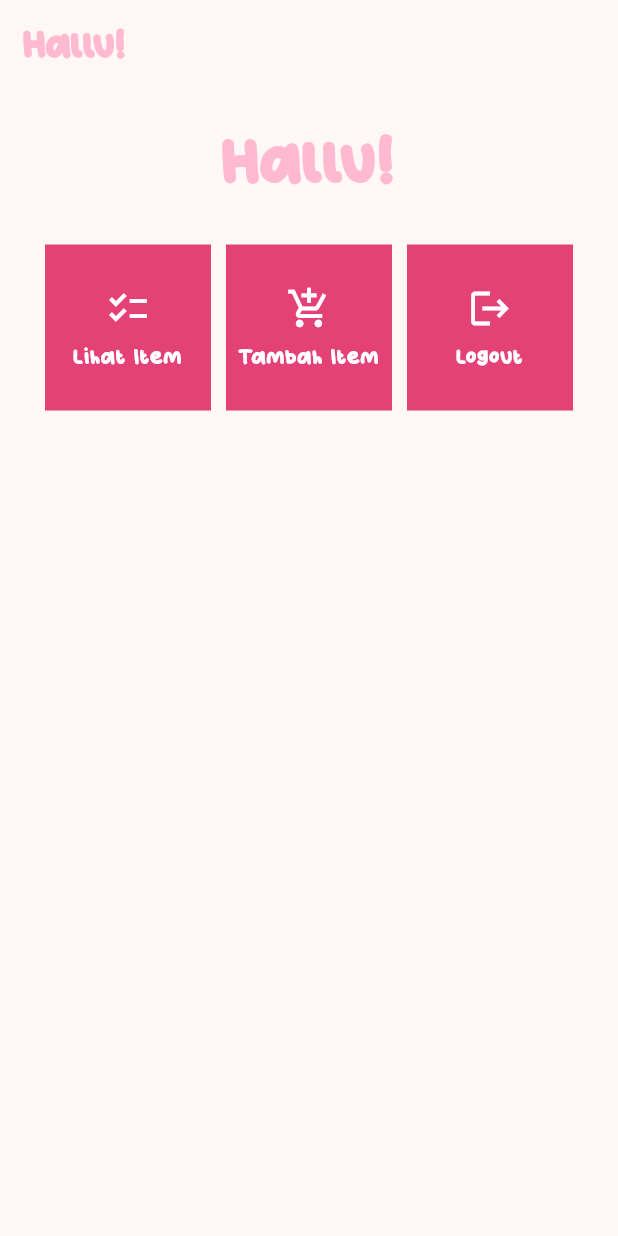
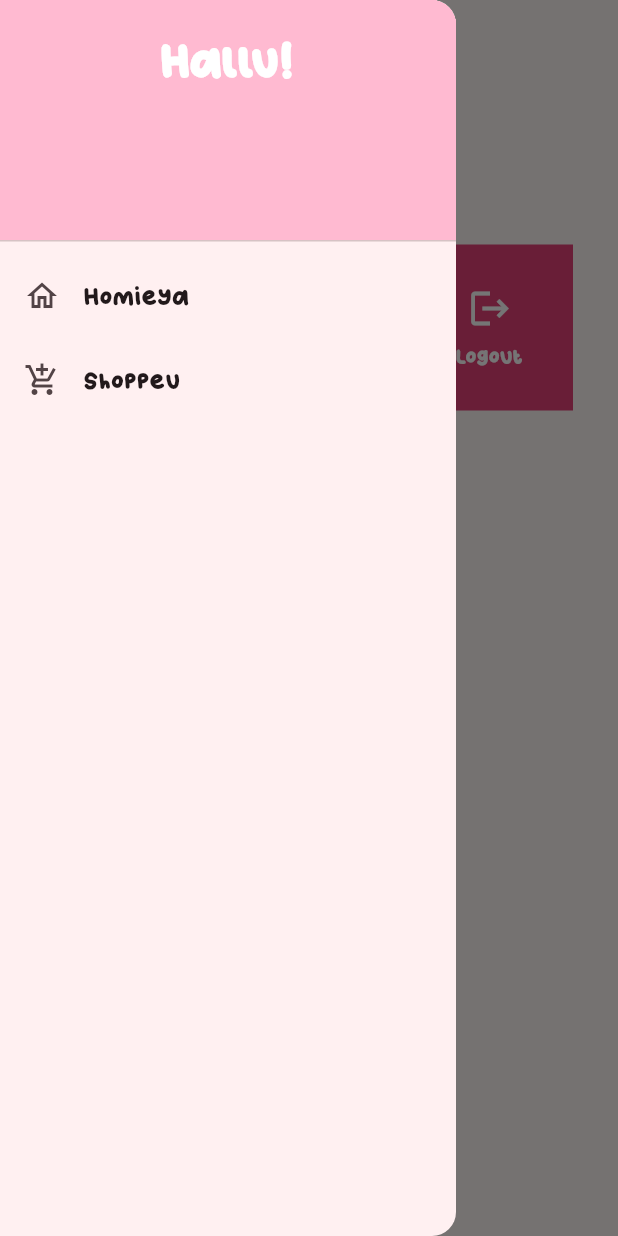
Before and after one commit to jeanxwang/hallu, a Flutter app: the screen it shows after launch, with the side drawer open (before the commit the screen has no drawer), on a phone screen of 412 x 824 dp. Run offline on Flutter 3.47's test engine with Material 2 defaults, Android fonts, the phone set to English and light mode, and no system bars.

Commit message:
Finish Tugas 8

```diff
--- a/lib/main.dart
+++ b/lib/main.dart
@@ -1,5 +1,5 @@
 import 'package:flutter/material.dart';
-import 'package:hallu/menu.dart';
+import 'package:hallu/screens/menu.dart';
 
 void main() {
   runApp(const MyApp());
--- a/lib/menu.dart
+++ b/lib/screens/menu.dart
@@ -1,4 +1,6 @@
 import 'package:flutter/material.dart';
+import 'package:hallu/widgets/left_drawer.dart';
+import 'package:hallu/widgets/shop_card.dart';
 
 class Item {
   final String name;
@@ -11,8 +13,8 @@ class MyHomePage extends StatelessWidget {
   MyHomePage({Key? key}) : super(key: key);
 
   final List<Item> items = [
-    Item("Lihat Item", Icons.checklist),
-    Item("Tambah Item", Icons.add_shopping_cart),
+    Item("Peek-a-boo", Icons.checklist),
+    Item("Add Item", Icons.add_shopping_cart),
     Item("Logout", Icons.logout),
   ];
 
@@ -45,6 +47,7 @@ class MyHomePage extends StatelessWidget {
           ),
         ),
       ),
+      drawer: const LeftDrawer(),
       body: SingleChildScrollView(
         // Widget wrapper yang dapat discroll
         child: Padding(
@@ -87,53 +90,3 @@ class MyHomePage extends StatelessWidget {
     );
   }
 }
-
-class ShopCard extends StatelessWidget {
-  final Item item;
-
-  const ShopCard(this.item, {super.key}); // Constructor
-
-  @override
-  Widget build(BuildContext context) {
-    return Material(
-      color: Color.fromARGB(255, 228, 65, 119),
-      child: InkWell(
-        // Area responsive terhadap sentuhan
-        onTap: () {
-          // Memunculkan SnackBar ketika diklik
-          ScaffoldMessenger.of(context)
-            ..hideCurrentSnackBar()
-            ..showSnackBar(SnackBar(
-                content: Text("Kamu telah menekan tombol ${item.name}!",
-                style: const TextStyle(
-                  fontFamily: 'Cushion'
-                ),)));
-        },
-        child: Container(
-          // Container untuk menyimpan Icon dan Text
-          padding: const EdgeInsets.all(8),
-          child: Center(
-            child: Column(
-              mainAxisAlignment: MainAxisAlignment.center,
-              children: [
-                Icon(
-                  item.icon,
-                  color: Colors.white,
-                  size: 30.0,
-                ),
-                const Padding(padding: EdgeInsets.all(3)),
-                Text(
-                  item.name,
-                  textAlign: TextAlign.center,
-                  style: const TextStyle(
-                    color: Colors.white,
-                    fontFamily: 'Kitto'),
-                ),
-              ],
-            ),
-          ),
-        ),
-      ),
-    );
-  }
-}
--- /dev/null
+++ b/lib/widgets/left_drawer.dart
@@ -0,0 +1,74 @@
+import 'package:flutter/material.dart';
+import 'package:hallu/screens/menu.dart';
+import 'package:hallu/screens/shoplist_form.dart';
+
+class LeftDrawer extends StatelessWidget {
+  const LeftDrawer({super.key});
+
+  @override
+  Widget build(BuildContext context) {
+    return Drawer(
+      child: ListView(
+        children: [
+          const DrawerHeader(
+            decoration: BoxDecoration(
+              color: Color.fromARGB(255, 255, 186, 209),
+            ),
+            child: Column(
+              children: [
+                Text(
+                  'Hallu!',
+                  textAlign: TextAlign.center,
+                  style: TextStyle(
+                    fontSize: 30,
+                    fontWeight: FontWeight.bold,
+                    fontFamily: 'Kitto',
+                    color: Colors.white,
+                  ),
+                ),
+              ],
+            ),
+          ),
+          ListTile(
+            leading: const Icon(Icons.home_outlined),
+            title: const Text(
+              'Homieya',
+              style: TextStyle(
+                  fontFamily: 'Kitto'
+              ),
+            ),
+
+            // Bagian redirection ke MyHomePage
+            onTap: () {
+              Navigator.pushReplacement(
+                context,
+                MaterialPageRoute(
+                  builder: (context) => MyHomePage(),
+                )
+              );
+            },
+          ),
+          ListTile(
+            leading: const Icon(Icons.add_shopping_cart),
+            title: const Text(
+              'Shoppeu',
+              style: TextStyle(
+                fontFamily: 'Kitto'
+              ),
+            ),
+
+            // Bagian redirection ke ShopFormPage
+            onTap: () {
+              Navigator.pushReplacement(
+                context,
+                MaterialPageRoute(
+                  builder: (context) => ShopFormPage(),
+                )
+              );
+            },
+          ),
+        ],
+      ),
+    );
+  }
+}
--- /dev/null
+++ b/lib/widgets/shop_card.dart
@@ -0,0 +1,63 @@
+import 'package:flutter/material.dart';
+import 'package:hallu/screens/shoplist_form.dart';
+import 'package:hallu/screens/menu.dart';
+
+class ShopCard extends StatelessWidget {
+  final Item item;
+
+  const ShopCard(this.item, {super.key}); // Constructor
+
+  @override
+  Widget build(BuildContext context) {
+    return Material(
+      color: Color.fromARGB(255, 228, 65, 119),
+      child: InkWell(
+        // Area responsive terhadap sentuhan
+        onTap: () {
+          // Memunculkan SnackBar ketika diklik
+          ScaffoldMessenger.of(context)
+            ..hideCurrentSnackBar()
+            ..showSnackBar(SnackBar(
+                content: Text("You have clicked ${item.name}!",
+                style: const TextStyle(
+                  fontFamily: 'Cushion'
+                ),)));
+
+          // Navigate ke route yang sesuai (tergantung jenis tombol)
+          if (item.name == "Add Item") {
+            Navigator.push(
+              context,
+              MaterialPageRoute(
+                builder: (context) => ShopFormPage(),
+              )
+            );
+          }
+        },
+        child: Container(
+          // Container untuk menyimpan Icon dan Text
+          padding: const EdgeInsets.all(8),
+          child: Center(
+            child: Column(
+              mainAxisAlignment: MainAxisAlignment.center,
+              children: [
+                Icon(
+                  item.icon,
+                  color: Colors.white,
+                  size: 30.0,
+                ),
+                const Padding(padding: EdgeInsets.all(3)),
+                Text(
+                  item.name,
+                  textAlign: TextAlign.center,
+                  style: const TextStyle(
+                    color: Colors.white,
+                    fontFamily: 'Kitto'),
+                ),
+              ],
+            ),
+          ),
+        ),
+      ),
+    );
+  }
+}
```
Also changed, not shown: lib/screens/shoplist_form.dart (added, +182 -0 lines), 1 other file.
